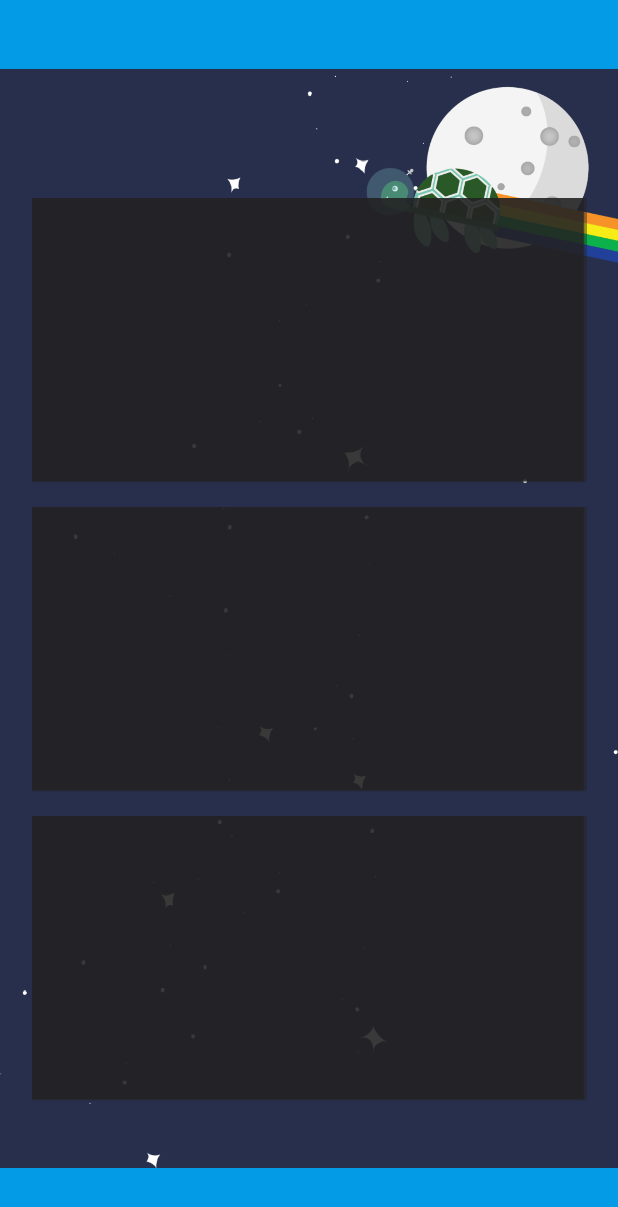
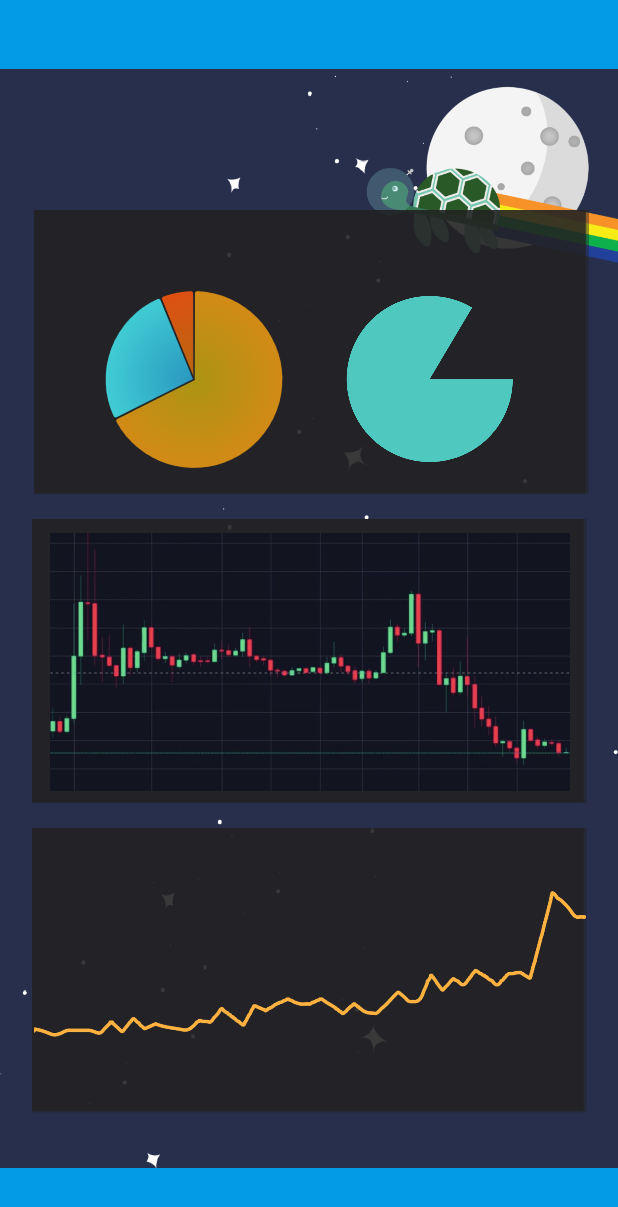
Before and after one commit to Ecnavda/localcoin, an Android app: the fragment StatisticsFragment shown on its own in the app's theme, on a phone screen of 412 x 824 dp. Shown: the top 1207 px of the screen. Run offline under Robolectric (Android 15) with nearby library versions, the phone set to English and light mode, and no system bars; Roboto replaces fonts that are not available here.

Commit message:
added statistics fragment with assets

```diff
--- a/app/src/main/res/layout/fragment_statistics.xml
+++ b/app/src/main/res/layout/fragment_statistics.xml
@@ -42,10 +42,50 @@
         android:id="@+id/imageView23"
         android:layout_width="wrap_content"
         android:layout_height="wrap_content"
-        android:layout_marginTop="132dp"
+        android:layout_marginTop="140dp"
         android:src="@drawable/smallerbox"
         app:layout_constraintEnd_toEndOf="parent"
+        app:layout_constraintHorizontal_bias="0.536"
         app:layout_constraintStart_toStartOf="parent"
         app:layout_constraintTop_toTopOf="@+id/imageView13" />
 
+    <ImageView
+        android:id="@+id/imageView20"
+        android:layout_width="368dp"
+        android:layout_height="187dp"
+        android:src="@drawable/linegraph"
+        app:layout_constraintEnd_toEndOf="@+id/imageView22"
+        app:layout_constraintStart_toStartOf="@+id/imageView22"
+        app:layout_constraintTop_toTopOf="@+id/imageView22" />
+
+    <ImageView
+        android:id="@+id/imageView21"
+        android:layout_width="138dp"
+        android:layout_height="129dp"
+        android:layout_marginTop="48dp"
+        android:layout_marginEnd="32dp"
+        android:src="@drawable/piegraph"
+        app:layout_constraintEnd_toEndOf="@+id/imageView23"
+        app:layout_constraintTop_toTopOf="@+id/imageView23" />
+
+    <ImageView
+        android:id="@+id/imageView25"
+        android:layout_width="356dp"
+        android:layout_height="172dp"
+        android:src="@drawable/upanddowngraph"
+        app:layout_constraintBottom_toBottomOf="@+id/imageView24"
+        app:layout_constraintEnd_toEndOf="@+id/imageView24"
+        app:layout_constraintStart_toStartOf="@+id/imageView24"
+        app:layout_constraintTop_toTopOf="@+id/imageView24" />
+
+    <ImageView
+        android:id="@+id/imageView26"
+        android:layout_width="134dp"
+        android:layout_height="131dp"
+        android:layout_marginStart="40dp"
+        android:layout_marginTop="48dp"
+        android:src="@drawable/anotherpie"
+        app:layout_constraintStart_toStartOf="@+id/imageView23"
+        app:layout_constraintTop_toTopOf="@+id/imageView23" />
+
 </androidx.constraintlayout.widget.ConstraintLayout>
```
Also changed, not shown: app/src/main/res/drawable/anotherpie.png (added), app/src/main/res/drawable/linegraph.png (added), app/src/main/res/drawable/piegraph.png (added), app/src/main/res/drawable/upanddowngraph.png (added).
